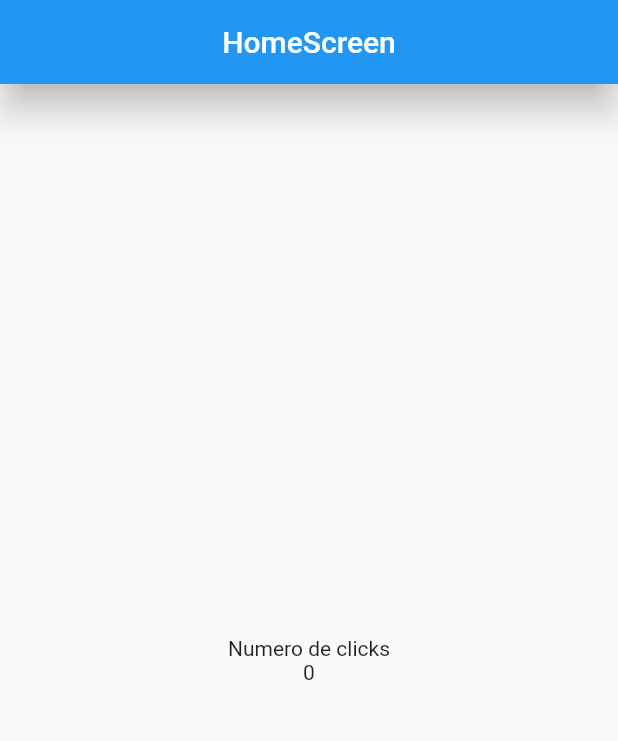
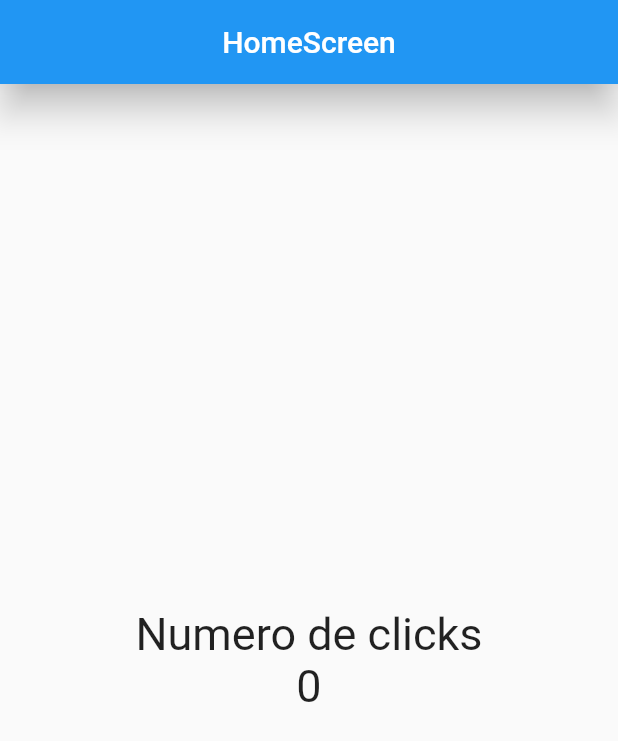
Before and after one commit to JuanIgnacioPiroso/counter_app, a Flutter app: the screen it shows after launch, on a phone screen of 412 x 824 dp. Shown: the top 741 px of the screen. Run offline on Flutter 3.47's test engine with Material 2 defaults, Android fonts, the phone set to English and light mode, and no system bars.

Commit message:
Text type updated

```diff
--- a/lib/screens/home_screen.dart
+++ b/lib/screens/home_screen.dart
@@ -5,6 +5,9 @@ class HomeScreen extends StatelessWidget {
 
   @override
   Widget build(BuildContext context) {
+
+    const fontSize30 = TextStyle(fontSize: 30);
+
     return Scaffold(
         appBar: AppBar(
           title: const Text('HomeScreen'),
@@ -16,8 +19,8 @@ class HomeScreen extends StatelessWidget {
               mainAxisAlignment: MainAxisAlignment.center,
 
               children: const <Widget>[
-                Text('Numero de clicks'),
-                Text('0')
+                Text('Numero de clicks', style: fontSize30),
+                Text('0', style: fontSize30)
 
 
                 ],
```
